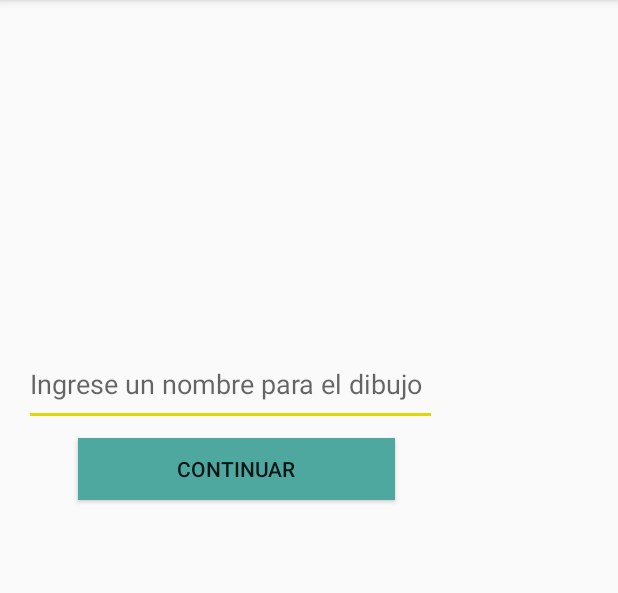
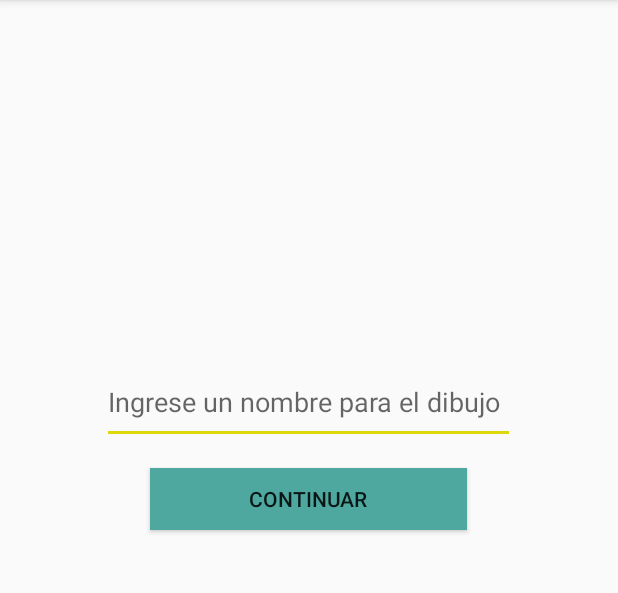
Before and after one commit to PaolaCasiano/Proyecto1_Arqui1, an Android app: the Main2Activity screen opened directly, with no data from a screen before it, on a phone screen of 412 x 824 dp, the part 84-677 px from its top. Run offline under Robolectric (Android 15) with nearby library versions, the light colour scheme and no system bars; network calls fail.

Commit message:
diosito por favor

```diff
--- a/ARQUI1_P1/app/src/main/res/layout/activity_main2.xml
+++ b/ARQUI1_P1/app/src/main/res/layout/activity_main2.xml
@@ -10,19 +10,20 @@
         android:id="@+id/btn_continuar"
         android:layout_width="211dp"
         android:layout_height="41dp"
-        android:layout_marginStart="52dp"
-        android:layout_marginTop="8dp"
+        android:layout_marginStart="100dp"
+        android:layout_marginTop="16dp"
         android:background="@color/colorPrimary"
         android:onClick="dibujar"
         android:text="@string/btn_empezar"
         app:layout_constraintStart_toStartOf="parent"
         app:layout_constraintTop_toBottomOf="@+id/txt_nombre" />
+
     <EditText
         android:id="@+id/txt_nombre"
         android:layout_width="275dp"
         android:layout_height="56dp"
-        android:layout_marginStart="16dp"
-        android:layout_marginTop="228dp"
+        android:layout_marginStart="68dp"
+        android:layout_marginTop="240dp"
         android:ems="10"
         android:hint="@string/txt_nombre_dibujo"
         android:inputType="textNoSuggestions"
```
Also changed, not shown: ARQUI1_P1/app/src/main/java/com/example/arqui1_p1/Main3Activity.java (+6 -4 lines).
